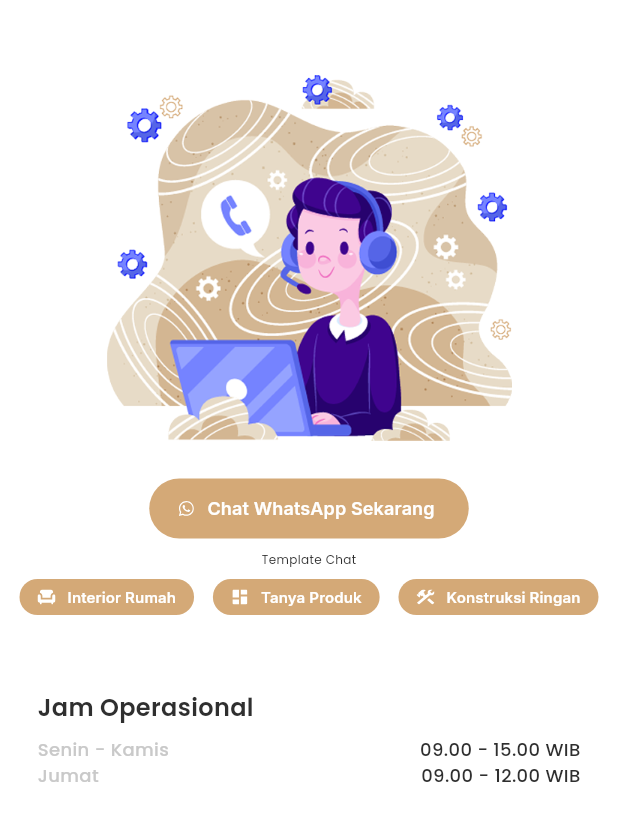
After one commit to C3Claestis/tobo-interior-app, a Flutter app: the ChatPage screen opened by its route, on a phone screen of 412 x 824 dp. The commit adds this screen. Shown: the top 821 px of the screen. Run offline on Flutter 3.47's test engine with Material 3 defaults, Android fonts, the phone set to English and light mode, and no system bars; our stand-ins replace flutter_svg, gap, google_fonts.

Commit message:
Finishing chat page UI

```diff
--- a/lib/base/main_navigation_page.dart
+++ b/lib/base/main_navigation_page.dart
@@ -5,6 +5,7 @@ import 'package:flutter_svg/svg.dart';
 import 'package:gap/gap.dart';
 import 'package:google_fonts/google_fonts.dart';
 import 'package:provider/provider.dart';
+import 'package:tobo_apk/page/chat_page.dart';
 import 'package:tobo_apk/page/jasa_page.dart';
 import 'package:tobo_apk/page/katalog_page.dart';
 import 'package:tobo_apk/page/proyek_page.dart';
@@ -128,6 +129,8 @@ class MainNavigationPage extends StatelessWidget {
         return const KatalogPage();
       case 3:
         return const ProyekPage();
+      case 4:
+        return const ChatPage();
       default:
         return const HomePage();
     }
@@ -143,6 +146,8 @@ class MainNavigationPage extends StatelessWidget {
         return _appBarName("Katalog Produk");
       case 3:
         return _appBarName("Proyek Kami");
+      case 4:
+        return _appBarName("Hubungi Kami");
       default:
         return null;
     }
--- a/lib/main.dart
+++ b/lib/main.dart
@@ -1,6 +1,7 @@
 import 'package:flutter/material.dart';
 import 'package:flutter/services.dart';
 import 'package:provider/provider.dart';
+import 'package:tobo_apk/page/chat_page.dart';
 import 'package:tobo_apk/page/detail_product_page.dart';
 import 'package:tobo_apk/page/detail_proyek_page.dart';
 import 'provider/main_navigation_prov.dart';
@@ -55,6 +56,7 @@ class MyApp extends StatelessWidget {
       AppRoutes.detailJasa: (context) => const DetailJasaPage(),
       AppRoutes.detailKatalog: (context) => const DetailProductPage(),
       AppRoutes.detailProyek: (context) => const DetailProyekPage(),
+      AppRoutes.chatPage: (context) => const ChatPage(),
     },
   );
 }
@@ -70,4 +72,5 @@ class AppRoutes {
   static const detailJasa = '/detailJasa';
   static const detailKatalog = '/detailKatalog';
   static const detailProyek = '/detailProyek';
+  static const chatPage = '/chatPage';
 }
--- /dev/null
+++ b/lib/page/chat_page.dart
@@ -0,0 +1,199 @@
+// ignore_for_file: deprecated_member_use
+
+import 'package:flutter/material.dart';
+import 'package:flutter_svg/svg.dart';
+import 'package:gap/gap.dart';
+import 'package:google_fonts/google_fonts.dart';
+import 'package:tobo_apk/theme/appcolor.dart';
+
+class ChatPage extends StatelessWidget {
+  const ChatPage({super.key});
+
+  @override
+  Widget build(BuildContext context) {
+    return Scaffold(
+      backgroundColor: AppColors.pureWhite,
+      body: SingleChildScrollView(
+        child: SizedBox(
+          height: MediaQuery.of(context).size.height,
+          width: MediaQuery.of(context).size.width,
+          child: Column(
+            crossAxisAlignment: CrossAxisAlignment.center,
+            mainAxisAlignment: MainAxisAlignment.start,
+            children: [
+              const Gap(50),
+              _img(),
+              const Gap(25),
+              _buttonsWa(),
+              const Gap(8),
+              _templateChat(),
+              const Gap(8),
+              _thereeButton(),
+              _footer(),
+            ],
+          ),
+        ),
+      ),
+    );
+  }
+
+  Padding _footer() {
+    return Padding(
+      padding: const EdgeInsets.symmetric(horizontal: 25, vertical: 50),
+      child: SizedBox(
+        width: double.infinity,
+        child: Column(
+          crossAxisAlignment: CrossAxisAlignment.start,
+          mainAxisAlignment: MainAxisAlignment.start,
+          children: [
+            Text(
+              "Jam Operasional",
+              style: GoogleFonts.poppins(
+                fontSize: 16,
+                fontWeight: FontWeight.w600,
+                color: AppColors.black,
+              ),
+            ),
+            const Gap(8),
+            Row(
+              mainAxisAlignment: MainAxisAlignment.spaceBetween,
+              children: [
+                Text(
+                  "Senin - Kamis",
+                  style: GoogleFonts.poppins(
+                    fontSize: 12,
+                    fontWeight: FontWeight.w500,
+                    color: AppColors.mistGrey,
+                  ),
+                ),
+                Text(
+                  "09.00 - 15.00 WIB",
+                  style: GoogleFonts.poppins(
+                    fontSize: 12,
+                    fontWeight: FontWeight.w500,
+                    color: AppColors.black,
+                  ),
+                ),
+              ],
+            ),
+            Row(
+              mainAxisAlignment: MainAxisAlignment.spaceBetween,
+              children: [
+                Text(
+                  "Jumat",
+                  style: GoogleFonts.poppins(
+                    fontSize: 12,
+                    fontWeight: FontWeight.w500,
+                    color: AppColors.mistGrey,
+                  ),
+                ),
+                Text(
+                  "09.00 - 12.00 WIB",
+                  style: GoogleFonts.poppins(
+                    fontSize: 12,
+                    fontWeight: FontWeight.w500,
+                    color: AppColors.black,
+                  ),
+                ),
+              ],
+            ),
+          ],
+        ),
+      ),
+    );
+  }
+
+  Padding _thereeButton() {
+    return Padding(
+      padding: const EdgeInsets.symmetric(horizontal: 13.0),
+      child: SizedBox(
+        width: double.infinity,
+        height: 24,
+        child: Row(
+          mainAxisAlignment: MainAxisAlignment.spaceBetween,
+          children: [
+            _buttons("Interior Rumah", "assets/svgs/sofa.svg"),
+            _buttons("Tanya Produk", "assets/svgs/katalog.svg"),
+            _buttons("Konstruksi Ringan", "assets/svgs/konstruksi.svg"),
+          ],
+        ),
+      ),
+    );
+  }
+
+  SizedBox _img() {
+    return SizedBox(
+      width: 270,
+      height: 244,
+      child: Image.asset('assets/images/chatImg.png', fit: BoxFit.cover),
+    );
+  }
+
+  Text _templateChat() {
+    return Text(
+      "Template Chat",
+      style: GoogleFonts.poppins(fontSize: 8, color: AppColors.black),
+    );
+  }
+
+  SizedBox _buttons(String text, String path) {
+    return SizedBox(
+      height: 24,
+      child: TextButton.icon(
+        onPressed: () {},
+        style: TextButton.styleFrom(
+          padding: EdgeInsets.symmetric(
+            horizontal: 12,
+            vertical: 0,
+          ), // ✅ hilangkan padding
+          minimumSize: Size.zero, // ✅ hapus min size bawaan
+          tapTargetSize:
+              MaterialTapTargetSize.shrinkWrap, // ✅ cegah area klik default
+          visualDensity: VisualDensity.compact, // ✅ rapatkan layout
+          backgroundColor: AppColors.softWood,
+        ),
+        icon: SvgPicture.asset(
+          path,
+          color: AppColors.pureWhite,
+          width: 12,
+          height: 10,
+        ),
+        label: Text(
+          text,
+          style: GoogleFonts.inter(
+            fontSize: 10,
+            fontWeight: FontWeight.w600,
+            color: AppColors.pureWhite,
+          ),
+        ),
+      ),
+    );
+  }
+
+  SizedBox _buttonsWa() {
+    return SizedBox(
+      height: 40,
+      width: 213,
+      child: TextButton.icon(
+        onPressed: () {},
+        style: ButtonStyle(
+          backgroundColor: MaterialStateProperty.all(AppColors.softWood),
+        ),
+        icon: SvgPicture.asset(
+          'assets/svgs/wa.svg',
+          color: AppColors.pureWhite,
+          width: 12,
+          height: 10,
+        ),
+        label: Text(
+          'Chat WhatsApp Sekarang',
+          style: GoogleFonts.inter(
+            fontSize: 12,
+            fontWeight: FontWeight.w600,
+            color: AppColors.pureWhite,
+          ),
+        ),
+      ),
+    );
+  }
+}
--- a/lib/page/detail_proyek_page.dart
+++ b/lib/page/detail_proyek_page.dart
@@ -13,6 +13,7 @@ class DetailProyekPage extends StatelessWidget {
   @override
   Widget build(BuildContext context) {
     return Scaffold(
+      backgroundColor: AppColors.pureWhite,
       appBar: _appBarName("Detail Proyek"),
       body: Padding(
         padding: EdgeInsets.symmetric(horizontal: 25),
```
Also changed, not shown: assets/images/chatImg.png (added).
